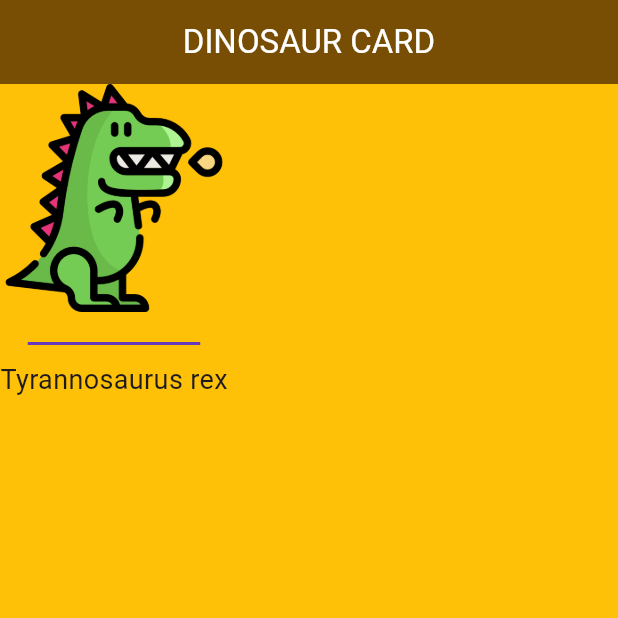
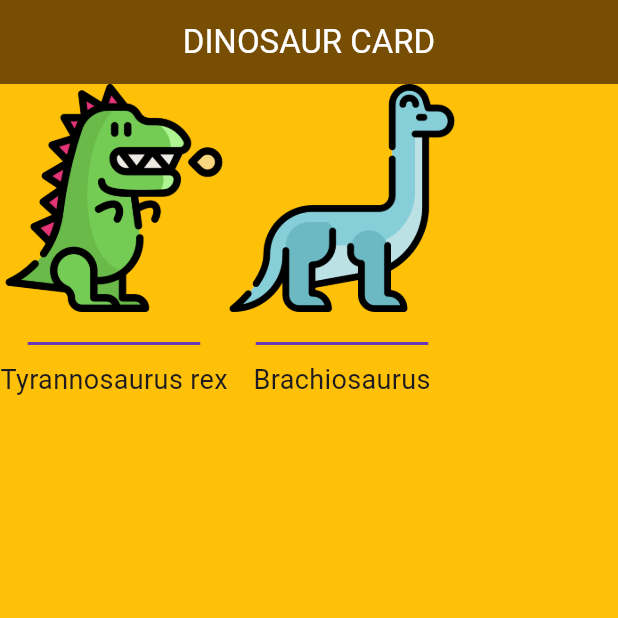
Before and after one commit to se05503/flutter-study, a Flutter app: the screen it shows after launch, on a phone screen of 412 x 824 dp, the top half of it. Run offline on Flutter 3.47's test engine with Material 3 defaults, Android fonts, the phone set to English and light mode, and no system bars.

Commit message:
design: 위젯 레이아웃 2차 - 가로로 2개의 이미지 배치

```diff
--- a/lib/character.dart
+++ b/lib/character.dart
@@ -12,14 +12,36 @@ class Character extends StatelessWidget {
         centerTitle: true,
         backgroundColor: const Color.fromARGB(255, 120, 77, 4),
       ),
-      body: Column(
+      body: Row(
         children: [
-          Image.asset("images/di1.png", height: 152),
-          Padding(
-            padding: const EdgeInsets.only(top: 20, bottom: 10),
-            child: Container(width: 115, height: 2, color: Colors.deepPurple),
+          Column(
+            children: [
+              Image.asset("images/di1.png", height: 152),
+              Padding(
+                padding: const EdgeInsets.only(top: 20, bottom: 10),
+                child: Container(
+                  width: 115,
+                  height: 2,
+                  color: Colors.deepPurple,
+                ),
+              ),
+              Text("Tyrannosaurus rex", style: TextStyle(fontSize: 18)),
+            ],
           ),
-          Text("Tyrannosaurus rex", style: TextStyle(fontSize: 18)),
+          Column(
+            children: [
+              Image.asset("images/di2.png", height: 152),
+              Padding(
+                padding: const EdgeInsets.only(top: 20, bottom: 10),
+                child: Container(
+                  width: 115,
+                  height: 2,
+                  color: Colors.deepPurple,
+                ),
+              ),
+              Text("Brachiosaurus", style: TextStyle(fontSize: 18)),
+            ],
+          ),
         ],
       ),
     );
```
